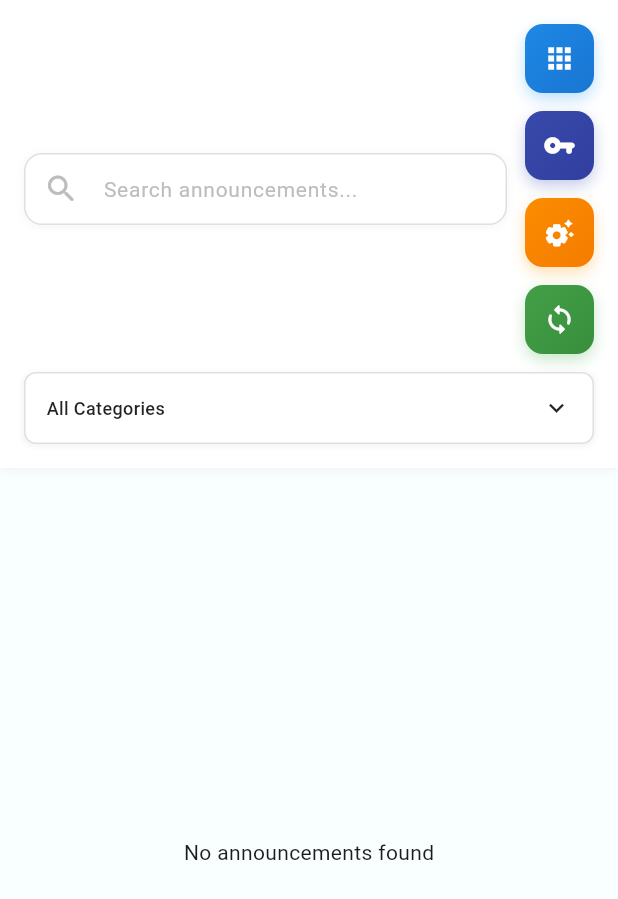
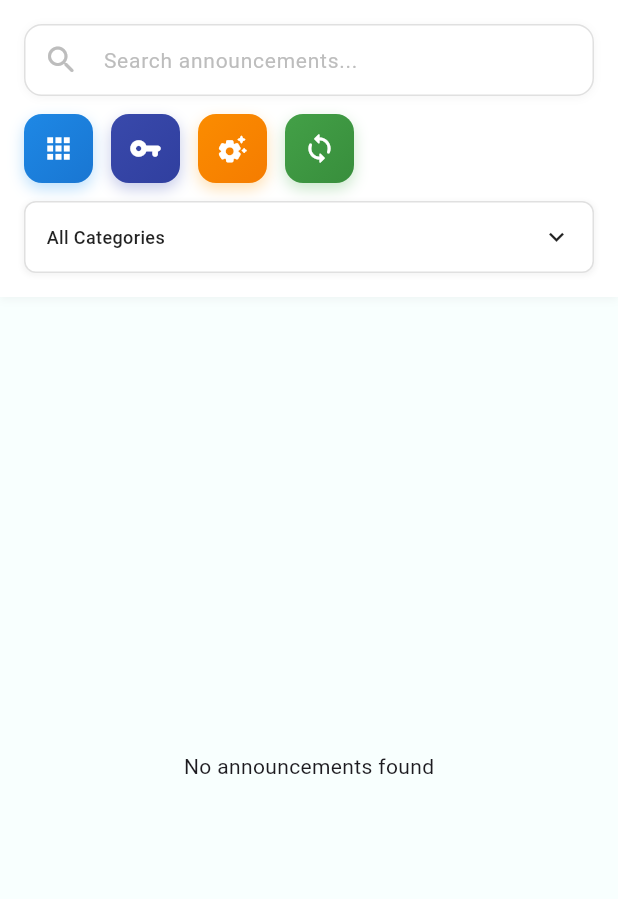
Before and after one commit to JIAN-LESTER/OASP_Assist, a Flutter app: the AnnouncementPage screen opened directly, on a phone screen of 412 x 824 dp. Shown: the top 899 px of the screen. Run offline on Flutter 3.47's test engine with Material 3 defaults, Android fonts, the phone set to English and light mode, and no system bars; our stand-ins replace cached_network_image, cloud_firestore, cloud_functions, csv, file_picker, firebase_auth and 15 more; missing offline and left inert: docx_to_text, google_mlkit_text_recognition, markdown, syncfusion_flutter_pdf, universal_html; accounts and stored records are empty; network calls fail.

```diff
--- a/lib/modules/admin/announcement/announcement_page.dart
+++ b/lib/modules/admin/announcement/announcement_page.dart
@@ -26,6 +26,8 @@ class _AnnouncementPageState extends State<AnnouncementPage> {
   bool isRefreshing = false;
   String selectedCategory = 'All Categories';
   final TextEditingController _searchController = TextEditingController();
+  final ScrollController _announcementScrollController = ScrollController();
+  final Map<String, GlobalKey> _announcementKeys = {};
   late final Stream<QuerySnapshot> announcementStream;
 
   // Facebook Integration Helper
@@ -154,6 +156,13 @@ class _AnnouncementPageState extends State<AnnouncementPage> {
   }
 
   @override
+  void dispose() {
+    _searchController.dispose();
+    _announcementScrollController.dispose();
+    super.dispose();
+  }
+
+  @override
   Widget build(BuildContext context) {
     return ResponsiveLayout(
       mobileBody: _buildMobileLayout(),
@@ -169,17 +178,13 @@ class _AnnouncementPageState extends State<AnnouncementPage> {
       body: Row(
         children: [
           Expanded(
-            child: Stack(
-              children: [
-                Column(
+            child: Column(
               children: [
                 Container(
                   width: double.infinity,
-                      padding: const EdgeInsets.fromLTRB(32, 24, 32, 24),
-                      child: Center(
-                        child: Container(
-                          constraints: const BoxConstraints(maxWidth: 1100),
+                  padding: const EdgeInsets.fromLTRB(20, 16, 20, 16),
                   child: Row(
+                    crossAxisAlignment: CrossAxisAlignment.start,
                     children: [
                       Expanded(child: _buildSearchField()),
                       const SizedBox(width: 16),
@@ -187,25 +192,17 @@ class _AnnouncementPageState extends State<AnnouncementPage> {
                         width: 165,
                         child: CategoryDropdownButton(
                           initialValue: selectedCategory,
-                                  onChanged:
-                                      (value) => setState(
-                                        () => selectedCategory = value,
+                          onChanged: (value) {
+                            setState(() => selectedCategory = value);
+                          },
                         ),
                       ),
-                              ),
+                      const SizedBox(width: 16),
+                      _buildActionButtons(isDesktop: true),
                     ],
                   ),
                 ),
-                      ),
-                    ),
                 Expanded(child: _buildMainContent(isDesktop: true)),
-                  ],
-                ),
-                Positioned(
-                  top: 24,
-                  right: 32,
-                  child: _buildRefreshButton(isDesktop: true),
-                ),
               ],
             ),
           ),
@@ -230,7 +227,9 @@ class _AnnouncementPageState extends State<AnnouncementPage> {
         children: [
           Container(
             padding: const EdgeInsets.fromLTRB(24, 20, 24, 20),
-            child: Row(
+            child: Column(
+              children: [
+                Row(
                   children: [
                     Expanded(flex: 2, child: _buildSearchField()),
                     const SizedBox(width: 12),
@@ -241,8 +240,13 @@ class _AnnouncementPageState extends State<AnnouncementPage> {
                             (value) => setState(() => selectedCategory = value),
                       ),
                     ),
-                const SizedBox(width: 12),
-                _buildRefreshButton(isDesktop: false),
+                  ],
+                ),
+                const SizedBox(height: 12),
+                Align(
+                  alignment: Alignment.centerRight,
+                  child: _buildActionButtons(isDesktop: false),
+                ),
               ],
             ),
           ),
@@ -394,12 +398,11 @@ class _AnnouncementPageState extends State<AnnouncementPage> {
             ),
             child: Column(
               children: [
-                Row(
-                  children: [
-                    Expanded(child: _buildSearchField()),
-                    const SizedBox(width: 12),
-                    _buildRefreshButton(isDesktop: false),
-                  ],
+                _buildSearchField(),
+                const SizedBox(height: 12),
+                Align(
+                  alignment: Alignment.centerLeft,
+                  child: _buildActionButtons(isDesktop: false),
                 ),
                 const SizedBox(height: 12),
                 CategoryDropdownButton(
@@ -442,9 +445,11 @@ class _AnnouncementPageState extends State<AnnouncementPage> {
     );
   }
 
-  Widget _buildRefreshButton({required bool isDesktop}) {
-    return Column(
-      mainAxisSize: MainAxisSize.min,
+  Widget _buildActionButtons({required bool isDesktop}) {
+    return Wrap(
+      spacing: 12,
+      runSpacing: 12,
+      alignment: WrapAlignment.end,
       children: [
         // App Credentials Button
         Stack(
@@ -525,8 +530,6 @@ class _AnnouncementPageState extends State<AnnouncementPage> {
               ),
           ],
         ),
-        SizedBox(height: 12),
-
         // Token Status Indicator
         Stack(
           clipBehavior: Clip.none,
@@ -618,7 +621,6 @@ class _AnnouncementPageState extends State<AnnouncementPage> {
               ),
           ],
         ),
-        SizedBox(height: 12),
         // Sync Settings Button
         Tooltip(
           message: 'Sync Settings (Auto-create & Vision OCR)',
@@ -655,7 +657,6 @@ class _AnnouncementPageState extends State<AnnouncementPage> {
             ),
           ),
         ),
-        SizedBox(height: 12),
         // Manual Sync Button
         Tooltip(
           message: 'Manual Sync Facebook Posts',
@@ -788,6 +789,8 @@ class _AnnouncementPageState extends State<AnnouncementPage> {
         final displayedAnnouncements = _filterAnnouncementsFromDocs(
           allAnnouncements,
         );
+        final visibleIds = displayedAnnouncements.map((doc) => doc.id).toSet();
+        _announcementKeys.removeWhere((id, _) => !visibleIds.contains(id));
 
         if (displayedAnnouncements.isEmpty) {
           return Center(child: Text('No announcements found'));
@@ -797,24 +800,27 @@ class _AnnouncementPageState extends State<AnnouncementPage> {
           onRefresh: _refreshFromFacebook,
           color: Colors.green[600],
           child: ListView.builder(
+            controller: _announcementScrollController,
             padding:
                 isDesktop
                     ? const EdgeInsets.fromLTRB(32, 0, 32, 32)
-                    : EdgeInsets.zero,
+                    : const EdgeInsets.symmetric(horizontal: 20),
             itemCount: displayedAnnouncements.length,
             itemBuilder: (context, index) {
-              return Center(
-                child: Container(
-                  constraints:
-                      isDesktop ? const BoxConstraints(maxWidth: 1100) : null,
+              final announcement = displayedAnnouncements[index];
+              final announcementKey = _announcementKeys.putIfAbsent(
+                announcement.id,
+                () => GlobalKey(),
+              );
+              return Padding(
+                key: announcementKey,
                 padding: EdgeInsets.only(bottom: isDesktop ? 24 : 16),
                 child: AnnouncementCard(
-                    announcement: displayedAnnouncements[index],
+                  announcement: announcement,
                   index: index,
                   isDesktop: isDesktop,
                   onEdit: _editAnnouncement,
                   onDelete: _deleteAnnouncement,
-                  ),
                 ),
               );
             },
@@ -930,18 +936,39 @@ class _AnnouncementPageState extends State<AnnouncementPage> {
     );
   }
 
+  Future<void> _scrollToAnnouncement(DocumentSnapshot doc) async {
+    final key = _announcementKeys[doc.id];
+    if (key?.currentContext == null) {
+      _showErrorSnackBar('Announcement is not visible in the current list');
+      return;
+    }
+
+    await Scrollable.ensureVisible(
+      key!.currentContext!,
+      duration: const Duration(milliseconds: 300),
+      curve: Curves.easeInOut,
+      alignment: 0.05,
+    );
+  }
+
   Widget _buildActivityItem(DocumentSnapshot doc) {
     final data = doc.data() as Map<String, dynamic>;
     final message = _truncateMessage(data['message'] ?? 'No message');
     final timeAgo = _formatTimeAgo(data['created_time']);
     final category = data['category'] ?? 'General';
 
-    return Container(
+    return Material(
+      color: Colors.transparent,
+      child: InkWell(
+        onTap: () => _scrollToAnnouncement(doc),
+        borderRadius: BorderRadius.circular(8),
+        child: Container(
           margin: const EdgeInsets.only(bottom: 8),
           padding: const EdgeInsets.all(12),
           decoration: BoxDecoration(
             color: Colors.grey[50],
             border: Border.all(color: Colors.grey[200]!),
+            borderRadius: BorderRadius.circular(8),
           ),
           child: Row(
             children: [
@@ -980,6 +1007,8 @@ class _AnnouncementPageState extends State<AnnouncementPage> {
                 ),
               ),
             ],
+          ),
+        ),
       ),
     );
   }
```
Also changed, not shown: lib/modules/staff/announcement/staff_announcement_page.dart (+2 -13 lines), lib/modules/user/announcement/user_announcement.dart (+14 -14 lines). Lines whose indentation alone changed are shown as unchanged.
